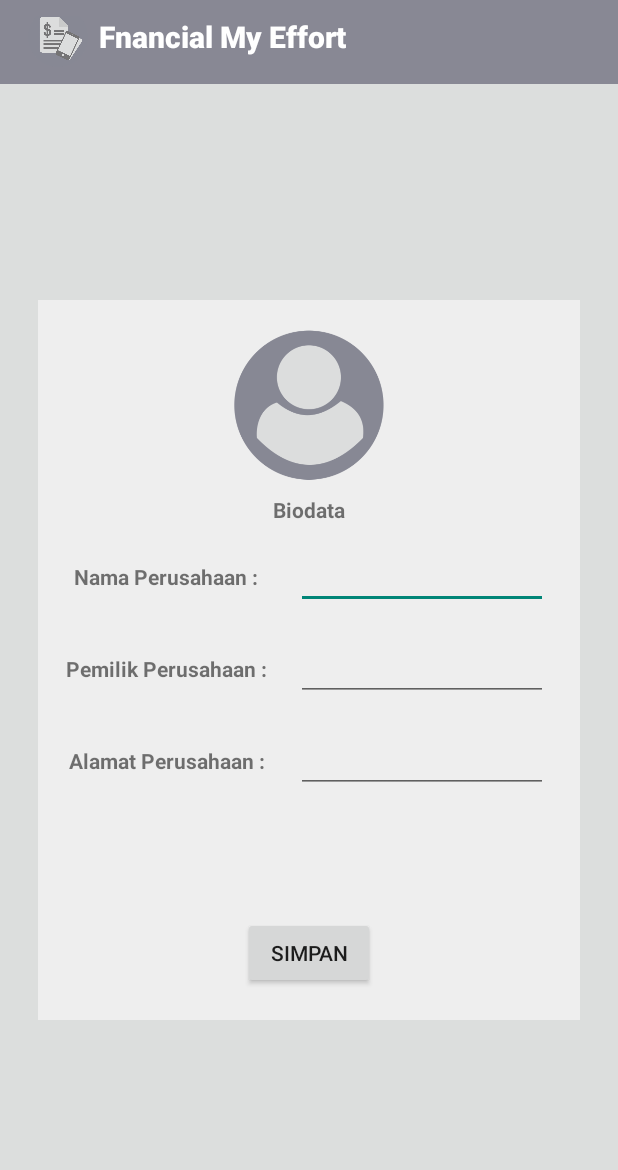
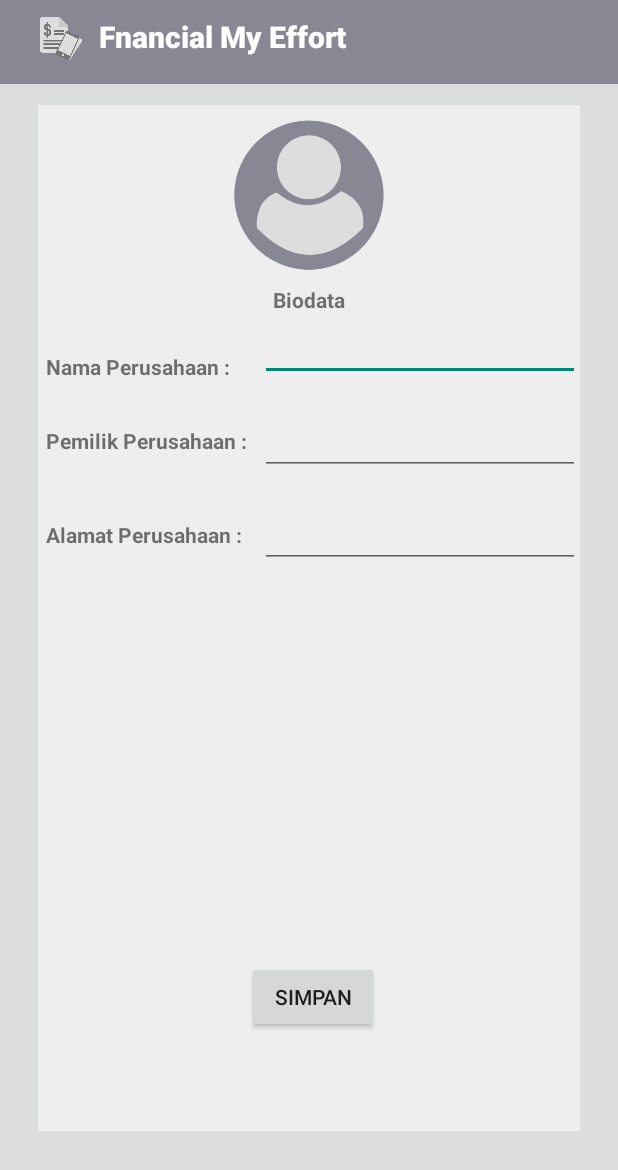
Before and after one commit to krisnawid/FinancialMyEffort, an Android app: the screen it shows after launch (BiodataActivity), after a tap on an icon or button, on a phone screen of 412 x 824 dp. Shown: the top 1170 px of the screen. Run offline under Robolectric (Android 15) with nearby library versions, the phone set to English and light mode, and no system bars; our stand-ins replace Room's generated code; 3 statements that could not run were skipped.

Commit message:
Biodata Fix Insert

```diff
--- a/app/build.gradle
+++ b/app/build.gradle
@@ -22,9 +22,10 @@ android {
 dependencies {
     implementation fileTree(dir: 'libs', include: ['*.jar'])
     implementation 'androidx.appcompat:appcompat:1.0.2'
-//    implementation 'androidx.appcompat.app.ToolBarActionBar'
     implementation 'androidx.constraintlayout:constraintlayout:1.1.3'
+    implementation 'android.arch.persistence.room:runtime:1.1.1'
     testImplementation 'junit:junit:4.12'
+    annotationProcessor 'android.arch.persistence.room:compiler:1.1.1'
     androidTestImplementation 'androidx.test:runner:1.1.1'
     androidTestImplementation 'androidx.test.espresso:espresso-core:3.1.1'
     implementation 'androidx.recyclerview:recyclerview:1.0.0'
--- a/app/src/main/java/com/sdkdroid/financialmyeffort/Activity/BiodataActivity.java
+++ b/app/src/main/java/com/sdkdroid/financialmyeffort/Activity/BiodataActivity.java
@@ -2,15 +2,81 @@ package com.sdkdroid.financialmyeffort.Activity;
 
 import androidx.appcompat.app.AppCompatActivity;
 
+import android.content.Intent;
+import android.database.Cursor;
 import android.os.Bundle;
+import android.view.View;
+import android.widget.Button;
+import android.widget.EditText;
+import android.widget.Toast;
 
+import com.sdkdroid.financialmyeffort.MainActivity;
 import com.sdkdroid.financialmyeffort.R;
+import com.sdkdroid.financialmyeffort.data.AppDbProvider;
+import com.sdkdroid.financialmyeffort.data.Perusahaan;
+import com.sdkdroid.financialmyeffort.data.PerusahaanDao;
 
 public class BiodataActivity extends AppCompatActivity {
+
+    private Perusahaan currentPerusahaan;
+
+    private EditText edtNamaPerusahaan;
+    private EditText edtNamaPemilik;
+    private EditText edtAlamatPerushaan;
+    private Button btnSimpan;
+
 
     @Override
     protected void onCreate(Bundle savedInstanceState) {
         super.onCreate(savedInstanceState);
         setContentView(R.layout.activity_biodata);
+
+        this.loadData();
+        this.initComponents();
     }
+
+    private void initComponents() {
+
+        this.edtNamaPerusahaan = this.findViewById(R.id.editText_nama);
+        this.edtNamaPemilik = this.findViewById(R.id.editText_pemilik);
+        this.edtAlamatPerushaan = this.findViewById(R.id.editText_alamat);
+        this.btnSimpan = this.findViewById(R.id.btn_simpan);
+
+        this.edtNamaPerusahaan.setText(this.currentPerusahaan.nama_perusahaan);
+        this.edtNamaPemilik.setText(this.currentPerusahaan.pemilik_perusahaan);
+        this.edtAlamatPerushaan.setText(this.currentPerusahaan.alamat_perusahaan);
+
+    }
+
+    private void loadData(){
+        PerusahaanDao daoPerusahaan = AppDbProvider.getInstance(this).perusahaanDao();
+
+        this.currentPerusahaan = daoPerusahaan.selectOneDesc();
+    }
+
+    public void Btn_Simpan(View view) {
+        PerusahaanDao daoPerusahaan = AppDbProvider.getInstance(this).perusahaanDao();
+        daoPerusahaan.delete(this.currentPerusahaan);
+        daoPerusahaan.insertAll(this.makePerusahaan());
+
+        Toast.makeText(this, "Your data has been Saved", Toast.LENGTH_SHORT).show();
+        finish();
+
+    }
+
+    private Perusahaan makePerusahaan(){
+        Perusahaan p = new Perusahaan();
+        p.alamat_perusahaan = this.edtAlamatPerushaan.getText().toString();
+        p.pemilik_perusahaan = edtNamaPemilik.getText().toString();
+        p.nama_perusahaan = edtNamaPerusahaan.getText().toString();
+
+        return p;
+    }
+
+    public void syncData(){
+        this.currentPerusahaan.nama_perusahaan = this.edtNamaPerusahaan.getText().toString();
+        this.currentPerusahaan.pemilik_perusahaan = this.edtNamaPemilik.getText().toString();
+        this.currentPerusahaan.alamat_perusahaan = this.edtAlamatPerushaan.getText().toString();
+    }
+
 }
--- a/app/src/main/java/com/sdkdroid/financialmyeffort/Activity/TambahDataActivity.java
+++ b/app/src/main/java/com/sdkdroid/financialmyeffort/Activity/TambahDataActivity.java
@@ -3,6 +3,7 @@ package com.sdkdroid.financialmyeffort.Activity;
 import androidx.appcompat.app.AppCompatActivity;
 
 import android.os.Bundle;
+import android.view.View;
 
 import com.sdkdroid.financialmyeffort.R;
 
@@ -13,4 +14,7 @@ public class TambahDataActivity extends AppCompatActivity {
         super.onCreate(savedInstanceState);
         setContentView(R.layout.activity_tambah_data);
     }
+
+    public void Btn_TambahData(View view) {
+    }
 }
--- /dev/null
+++ b/app/src/main/java/com/sdkdroid/financialmyeffort/data/AppDbProvider.java
@@ -0,0 +1,20 @@
+package com.sdkdroid.financialmyeffort.data;
+
+import android.content.Context;
+
+import androidx.room.Room;
+
+public class AppDbProvider {
+    private static FIMEAppDatabase instance;
+
+    public static FIMEAppDatabase getInstance(Context context){
+        if (AppDbProvider.instance == null){
+            AppDbProvider.instance = Room.databaseBuilder(
+                    context, FIMEAppDatabase.class,"fimeapp.db"
+            ).allowMainThreadQueries().build();
+        }
+
+        return AppDbProvider.instance;
+
+    }
+}
--- /dev/null
+++ b/app/src/main/java/com/sdkdroid/financialmyeffort/data/FIMEAppDatabase.java
@@ -0,0 +1,10 @@
+package com.sdkdroid.financialmyeffort.data;
+
+import androidx.room.Database;
+import androidx.room.RoomDatabase;
+
+@Database(entities = {Perusahaan.class}, version = 1, exportSchema = false)
+public abstract class FIMEAppDatabase extends RoomDatabase {
+    public abstract PerusahaanDao perusahaanDao();
+    public abstract LaporanDao laporanDao();
+}
--- /dev/null
+++ b/app/src/main/java/com/sdkdroid/financialmyeffort/data/LaporanDao.java
@@ -0,0 +1,38 @@
+package com.sdkdroid.financialmyeffort.data;
+
+import android.database.Cursor;
+
+import androidx.room.Dao;
+import androidx.room.Delete;
+import androidx.room.Insert;
+import androidx.room.Query;
+import androidx.room.Update;
+
+import java.util.List;
+
+@Dao
+public interface LaporanDao {
+//    @Query("SELECT * FROM laporan")
+//    List<Laporan> getAll();
+//
+//    @Query("SELECT * FROM laporan WHERE id_laporan IN (:idlaporan)")
+//    List<Laporan> loadAllByIds(int[] idlaporan);
+//
+//    @Query("SELECT * FROM laporan LIMIT 1")
+//    Laporan selectOne();
+//
+//    @Query("SELECT * FROM laporan ORDER BY id_laporan DESC LIMIT 1")
+//    Laporan selectOneDesc();
+//
+//    @Query("SELECT * FROM laporan")
+//    Cursor getCursorAll();
+//
+//    @Insert
+//    void insertAll(Laporan... laporans);
+//
+//    @Delete
+//    void delete(Laporan laporan);
+//
+//    @Update
+//    void update(Laporan laporan);
+}
--- /dev/null
+++ b/app/src/main/java/com/sdkdroid/financialmyeffort/data/PerusahaanDao.java
@@ -0,0 +1,41 @@
+package com.sdkdroid.financialmyeffort.data;
+
+import android.database.Cursor;
+
+import androidx.room.Dao;
+import androidx.room.Delete;
+import androidx.room.Insert;
+import androidx.room.Query;
+import androidx.room.Update;
+
+import java.util.List;
+
+@Dao
+public interface PerusahaanDao {
+    @Query("SELECT * FROM perusahaan")
+    List<Perusahaan> getAll();
+
+    @Query("SELECT * FROM perusahaan WHERE nama_perusahaan IN (:namaList)")
+    List<Perusahaan> loadAllByIds(String[] namaList);
+
+    @Query("SELECT * FROM perusahaan LIMIT 1")
+    Perusahaan selectOne();
+
+    @Query("SELECT * FROM perusahaan ORDER BY id_perusahaan DESC LIMIT 1")
+    Perusahaan selectOneDesc();
+
+    @Query("SELECT * FROM perusahaan WHERE nama_perusahaan = :nama_perusahaan AND pemilik_perusahaan = :pemilik_perusahaan LIMIT 1")
+    Perusahaan findByNameAndOwner(String nama_perusahaan, String pemilik_perusahaan);
+
+    @Query("SELECT * FROM perusahaan")
+    Cursor getCursorAll();
+
+    @Insert
+    void insertAll(Perusahaan... perusahaans);
+
+    @Delete
+    void delete(Perusahaan perusahaan);
+
+    @Update
+    void update(Perusahaan perusahaan);
+}
--- a/app/src/main/res/layout/activity_biodata.xml
+++ b/app/src/main/res/layout/activity_biodata.xml
@@ -16,9 +16,11 @@
     <ImageView
         android:id="@+id/bg_card_newratio"
         android:layout_width="match_parent"
-        android:layout_height="480dp"
+        android:layout_height="match_parent"
+        android:layout_marginLeft="25dp"
+        android:layout_marginTop="70dp"
         android:layout_marginRight="25dp"
-        android:layout_marginLeft="25dp"
+        android:layout_marginBottom="70dp"
         android:adjustViewBounds="true"
         android:scaleType="fitXY"
         app:layout_constraintBottom_toBottomOf="parent"
@@ -31,7 +33,7 @@
         android:id="@+id/logo_biodata"
         android:layout_width="100dp"
         android:layout_height="100dp"
-        android:layout_marginTop="20dp"
+        android:layout_marginTop="10dp"
         app:layout_constraintEnd_toEndOf="@+id/bg_card_newratio"
         app:layout_constraintStart_toStartOf="@+id/bg_card_newratio"
         app:layout_constraintTop_toTopOf="@+id/bg_card_newratio"
@@ -41,11 +43,10 @@
         android:id="@+id/text_nama_perusahaan"
         android:layout_width="wrap_content"
         android:layout_height="wrap_content"
+        android:layout_marginStart="5dp"
         android:layout_marginTop="25dp"
         android:text="Nama Perusahaan :"
         android:textStyle="bold"
-        app:layout_constraintEnd_toEndOf="@+id/bg_card_newratio"
-        app:layout_constraintHorizontal_bias="0.1"
         app:layout_constraintStart_toStartOf="@+id/bg_card_newratio"
         app:layout_constraintTop_toBottomOf="@+id/textView2" />
 
@@ -56,7 +57,6 @@
         android:layout_marginTop="30dp"
         android:text="Pemilik Perusahaan :"
         android:textStyle="bold"
-        app:layout_constraintEnd_toEndOf="@+id/text_nama_perusahaan"
         app:layout_constraintStart_toStartOf="@+id/text_nama_perusahaan"
         app:layout_constraintTop_toBottomOf="@+id/editText_nama" />
 
@@ -67,25 +67,26 @@
         android:layout_marginTop="30dp"
         android:text="Alamat Perusahaan :"
         android:textStyle="bold"
-        app:layout_constraintEnd_toEndOf="@+id/text_pemilik_perusahaan"
         app:layout_constraintStart_toStartOf="@+id/text_pemilik_perusahaan"
         app:layout_constraintTop_toBottomOf="@+id/editText_pemilik" />
 
     <EditText
         android:id="@+id/editText_nama"
-        android:layout_width="168dp"
-        android:layout_height="43dp"
-        android:layout_marginStart="25dp"
+        android:layout_width="wrap_content"
+        android:layout_height="wrap_content"
         android:ems="10"
         android:inputType="textPersonName"
         app:layout_constraintBottom_toBottomOf="@+id/text_nama_perusahaan"
+        app:layout_constraintEnd_toEndOf="@+id/bg_card_newratio"
+        app:layout_constraintHorizontal_bias="1.0"
         app:layout_constraintStart_toEndOf="@+id/text_nama_perusahaan"
-        app:layout_constraintTop_toTopOf="@+id/text_nama_perusahaan" />
+        app:layout_constraintTop_toTopOf="@+id/text_nama_perusahaan"
+        app:layout_constraintVertical_bias="1.0" />
 
     <EditText
         android:id="@+id/editText_pemilik"
-        android:layout_width="168dp"
-        android:layout_height="43dp"
+        android:layout_width="wrap_content"
+        android:layout_height="wrap_content"
         android:ems="10"
         android:inputType="textPersonName"
         app:layout_constraintBottom_toBottomOf="@+id/text_pemilik_perusahaan"
@@ -95,8 +96,8 @@
 
     <EditText
         android:id="@+id/editText_alamat"
-        android:layout_width="168dp"
-        android:layout_height="43dp"
+        android:layout_width="wrap_content"
+        android:layout_height="wrap_content"
         android:ems="10"
         android:inputType="textPersonName"
         app:layout_constraintBottom_toBottomOf="@+id/text_alamat_perusahaan"
@@ -105,10 +106,11 @@
         app:layout_constraintTop_toTopOf="@+id/text_alamat_perusahaan" />
 
     <Button
-        android:id="@+id/button"
+        android:id="@+id/btn_simpan"
         android:layout_width="wrap_content"
         android:layout_height="wrap_content"
         android:text="Simpan"
+        android:onClick="Btn_Simpan"
         app:layout_constraintBottom_toBottomOf="@+id/bg_card_newratio"
         app:layout_constraintEnd_toEndOf="@+id/editText_alamat"
         app:layout_constraintStart_toStartOf="@+id/text_alamat_perusahaan"
--- a/app/src/main/res/layout/activity_laporan.xml
+++ b/app/src/main/res/layout/activity_laporan.xml
@@ -16,9 +16,11 @@
     <ImageView
         android:id="@+id/imageView2"
         android:layout_width="match_parent"
-        android:layout_height="480dp"
+        android:layout_height="match_parent"
+        android:layout_marginLeft="25dp"
+        android:layout_marginTop="70dp"
         android:layout_marginRight="25dp"
-        android:layout_marginLeft="25dp"
+        android:layout_marginBottom="70dp"
         android:adjustViewBounds="true"
         android:scaleType="fitXY"
         app:layout_constraintBottom_toBottomOf="parent"
--- a/app/src/main/res/layout/activity_pemasukan.xml
+++ b/app/src/main/res/layout/activity_pemasukan.xml
@@ -175,8 +175,8 @@
                 android:layout_width="wrap_content"
                 android:layout_height="wrap_content"
                 android:layout_marginTop="40dp"
+                android:onClick="handleTambahData"
                 android:text="Tambah"
-                android:onClick="handleTambahData"
                 app:layout_constraintEnd_toEndOf="@+id/divider"
                 app:layout_constraintStart_toStartOf="@+id/divider"
                 app:layout_constraintTop_toBottomOf="@+id/rp_gaji_pengeluaran" />
--- a/app/src/main/res/layout/activity_semua_transaksi.xml
+++ b/app/src/main/res/layout/activity_semua_transaksi.xml
@@ -16,9 +16,11 @@
     <ImageView
         android:id="@+id/bg_card_newratio"
         android:layout_width="match_parent"
-        android:layout_height="480dp"
+        android:layout_height="match_parent"
+        android:layout_marginLeft="25dp"
+        android:layout_marginTop="70dp"
         android:layout_marginRight="25dp"
-        android:layout_marginLeft="25dp"
+        android:layout_marginBottom="70dp"
         android:adjustViewBounds="true"
         android:scaleType="fitXY"
         app:layout_constraintBottom_toBottomOf="parent"
```
Also changed, not shown: app/src/main/java/com/sdkdroid/financialmyeffort/data/Laporan.java (added, +29 -0 lines), app/src/main/java/com/sdkdroid/financialmyeffort/data/Perusahaan.java (added, +27 -0 lines), app/src/main/res/layout/activity_tambah_data.xml (+17 -10 lines).
